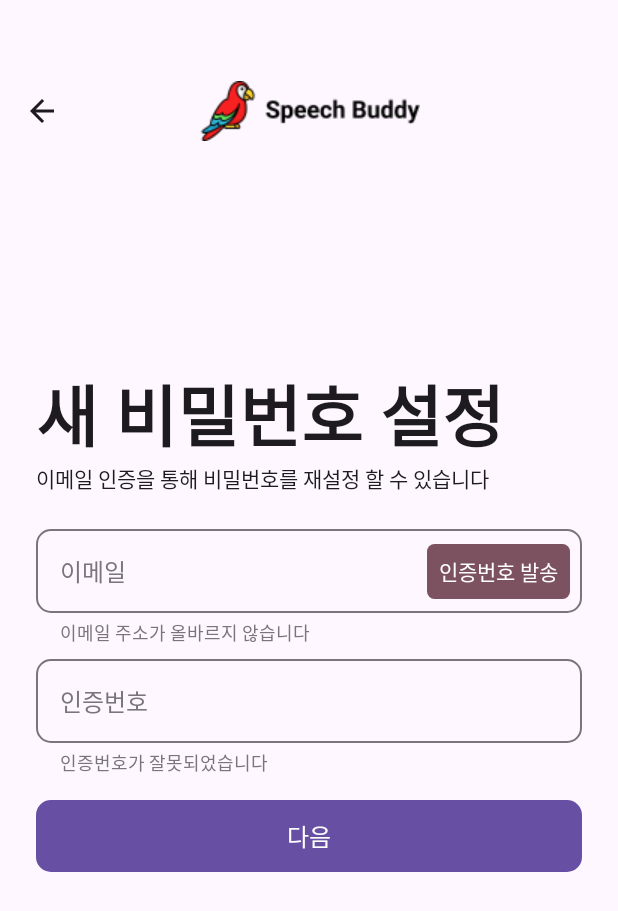
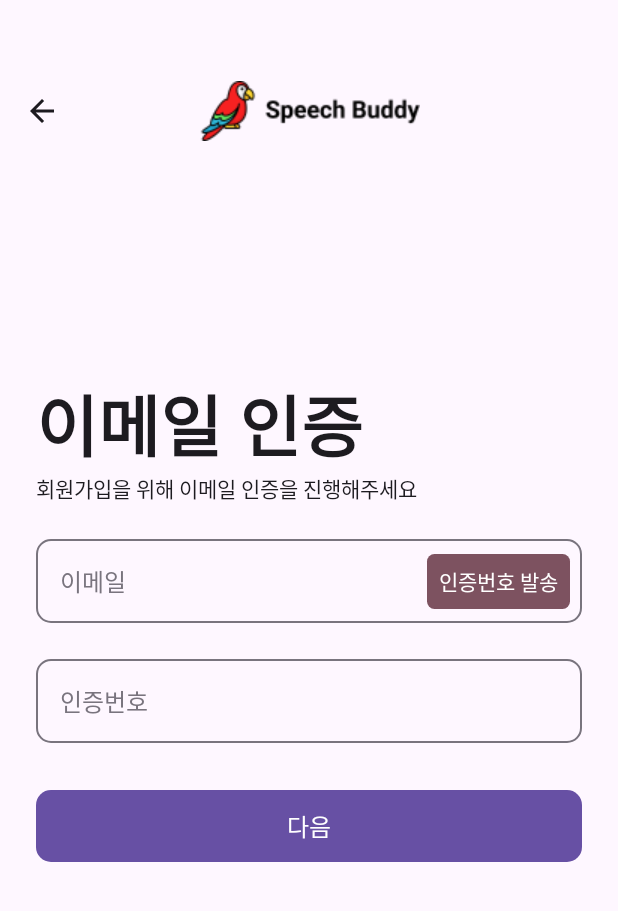
Before and after one commit to snuhcs-course/swpp-2023-project-team-6, an Android app built with Jetpack Compose: the @Preview function EmailVerificationScreenPreview, on a phone screen of 412 x 824 dp. Shown: the top 911 px of the screen. Run offline under Robolectric (Android 15) with nearby library versions, the phone set to English and light mode, and no system bars.

Commit message:
:recycle: Integrate two email_verification screens and change navigator correspondingly

```diff
--- a/frontend/app/src/main/java/com/example/speechbuddy/compose/signup/EmailVerificationScreen.kt
+++ b/frontend/app/src/main/java/com/example/speechbuddy/compose/emailverification/EmailVerificationScreen.kt
@@ -1,4 +1,4 @@
-package com.example.speechbuddy.compose.signup
+package com.example.speechbuddy.compose.emailverification
 
 import android.annotation.SuppressLint
 import androidx.compose.foundation.layout.Arrangement
@@ -31,6 +31,7 @@ import com.example.speechbuddy.viewmodel.EmailVerificationViewModel
 @OptIn(ExperimentalMaterial3Api::class)
 @Composable
 fun EmailVerificationScreen(
+    source: String?,
     modifier: Modifier = Modifier,
     onBackClick: () -> Unit,
     onSubmitClick: () -> Unit,
@@ -42,6 +43,7 @@ fun EmailVerificationScreen(
     ) {
         Scaffold(topBar = { TopAppBarUi(onBackClick = onBackClick) }) {
             VerifyEmailColumn(
+                source = source,
                 verifyEmailViewModel = verifyEmailViewModel,
                 onSubmitClick = onSubmitClick,
                 onNextClick = onNextClick
@@ -52,6 +54,7 @@ fun EmailVerificationScreen(
 
 @Composable
 fun VerifyEmailColumn(
+    source: String?,
     verifyEmailViewModel: EmailVerificationViewModel,
     onSubmitClick: () -> Unit,
     onNextClick: () -> Unit
@@ -114,6 +117,7 @@ fun VerifyEmailColumn(
 fun EmailVerificationScreenPreview() {
     SpeechBuddyTheme {
         EmailVerificationScreen(
+            source = "reset_password",
             onBackClick = {},
             onSubmitClick = {},
             onNextClick = {}
--- a/frontend/app/src/main/java/com/example/speechbuddy/compose/resetpassword/EmailVerificationScreen.kt
+++ /dev/null
@@ -1,113 +0,0 @@
-package com.example.speechbuddy.compose.resetpassword
-
-import android.annotation.SuppressLint
-import androidx.compose.foundation.layout.Arrangement
-import androidx.compose.foundation.layout.Column
-import androidx.compose.foundation.layout.Spacer
-import androidx.compose.foundation.layout.fillMaxSize
-import androidx.compose.foundation.layout.height
-import androidx.compose.foundation.layout.padding
-import androidx.compose.material3.ExperimentalMaterial3Api
-import androidx.compose.material3.Scaffold
-import androidx.compose.material3.Surface
-import androidx.compose.material3.Text
-import androidx.compose.runtime.Composable
-import androidx.compose.runtime.mutableStateOf
-import androidx.compose.runtime.remember
-import androidx.compose.ui.Alignment
-import androidx.compose.ui.Modifier
-import androidx.compose.ui.res.stringResource
-import androidx.compose.ui.tooling.preview.Preview
-import androidx.compose.ui.unit.dp
-import com.example.speechbuddy.R
-import com.example.speechbuddy.compose.utils.ButtonLevel
-import com.example.speechbuddy.compose.utils.ButtonUi
-import com.example.speechbuddy.compose.utils.TextFieldUi
-import com.example.speechbuddy.compose.utils.TitleUi
-import com.example.speechbuddy.compose.utils.TopAppBarUi
-import com.example.speechbuddy.ui.SpeechBuddyTheme
-
-@SuppressLint("UnusedMaterial3ScaffoldPaddingParameter")
-@OptIn(ExperimentalMaterial3Api::class)
-@Composable
-fun EmailVerificationScreen(
-    modifier: Modifier = Modifier,
-    onBackClick: () -> Unit,
-    onSubmitClick: () -> Unit,
-    onNextClick: () -> Unit
-) {
-    Surface(
-        modifier = modifier.fillMaxSize()
-    ) {
-        Scaffold(topBar = {
-            TopAppBarUi(
-                onBackClick = onBackClick
-            )
-        }) {
-            val email = remember { mutableStateOf("") }
-            val validationNumber = remember { mutableStateOf("") }
-
-            Column(
-                modifier = Modifier
-                    .padding(24.dp)
-                    .fillMaxSize(),
-                verticalArrangement = Arrangement.Center,
-                horizontalAlignment = Alignment.CenterHorizontally
-            ) {
-                TitleUi(
-                    title = stringResource(id = R.string.reset_passoword_title),
-                    description = stringResource(id = R.string.reset_password_subtitle1)
-                )
-
-                Spacer(modifier = Modifier.height(15.dp))
-
-                // Email Text Field
-                TextFieldUi(
-                    label = { Text(stringResource(id = R.string.email_field)) },
-                    value = email.value,
-                    onValueChange = { email.value = it },
-                    supportingText = { Text(stringResource(id = R.string.false_email)) },
-                    supportingButton = {
-                        ButtonUi(
-                            text = stringResource(id = R.string.reset_password_send_validationNumber),
-                            onClick = onSubmitClick,
-                            isError = false,
-                            level = ButtonLevel.TERTIARY
-                        )
-                    },
-                    isError = false,
-                    isValid = false,
-                    isHidden = false,
-                )
-
-                // Validation number Text Field
-                TextFieldUi(
-                    value = validationNumber.value,
-                    onValueChange = { validationNumber.value = it },
-                    label = { Text(stringResource(id = R.string.validation_number_field)) },
-                    supportingText = { Text(stringResource(id = R.string.reset_password_false_validation_number)) },
-                    isError = false,
-                    isValid = false
-                )
-
-                Spacer(modifier = Modifier.height(15.dp))
-
-                // Next Button
-                ButtonUi(
-                    text = stringResource(id = R.string.reset_password_next),
-                    onClick = onNextClick,
-                    isEnabled = true,
-                    isError = false
-                )
-            }
-        }
-    }
-}
-
-@Preview
-@Composable
-private fun EmailVerificationScreenPreview() {
-    SpeechBuddyTheme {
-        EmailVerificationScreen(onNextClick = {}, onBackClick = {}, onSubmitClick = {})
-    }
-}
--- a/frontend/app/src/main/java/com/example/speechbuddy/compose/resetpassword/ResetPasswordScreen.kt
+++ b/frontend/app/src/main/java/com/example/speechbuddy/compose/resetpassword/ResetPasswordScreen.kt
@@ -57,7 +57,7 @@ fun ResetPasswordScreen(
                 horizontalAlignment = Alignment.CenterHorizontally
             ) {
                 TitleUi(
-                    title = stringResource(id = R.string.reset_passoword_title),
+                    title = stringResource(id = R.string.reset_password_title),
                     description = stringResource(id = R.string.reset_password_subtitle2)
                 )
 
--- a/frontend/app/src/main/res/values/strings.xml
+++ b/frontend/app/src/main/res/values/strings.xml
@@ -22,9 +22,9 @@
     <string name="send_validation_number">인증번호 발송</string>
     <string name="password_check_field">비밀번호 확인</string>
     <string name="next">다음</string>
-    <string name="reset_passoword_title">새 비밀번호 설정</string>
+    <string name="reset_password_title">새 비밀번호 설정</string>
     <string name="reset_password_subtitle1">이메일 인증을 통해 비밀번호를 재설정 할 수 있습니다</string>
-    <string name="reset_password_send_email">으로 인증번호를 방송하였습니다</string>
+    <string name="reset_password_send_email">으로 인증번호를 발송하였습니다</string>
     <string name="reset_password_false_validation_number">인증번호가 잘못되었습니다</string>
     <string name="reset_password_send_validationNumber">인증번호 발송</string>
     <string name="validation_number_field">인증번호</string>
```
Also changed, not shown: frontend/app/src/main/java/com/example/speechbuddy/compose/SpeechBuddyApp.kt (+30 -18 lines), frontend/app/src/main/java/com/example/speechbuddy/viewmodel/EmailVerificationViewModel.kt (+8 -2 lines).
